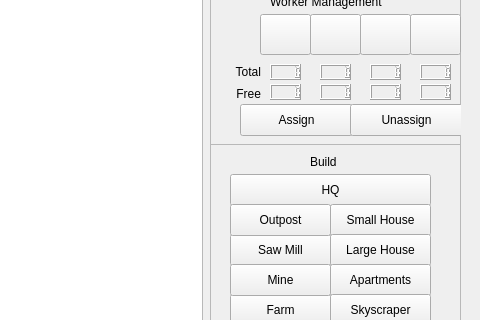
First picture: the form in Game/mapwindow.ui, repository hoanhle/Colonization-Game, before the edit; both pictures show x 320 to 800 and y 126 to 446 of the 800 by 600 pixel window.
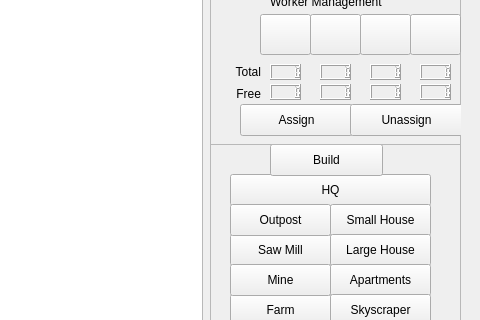
Second picture: the form after the edit.

Commit message: minor change to implementation of tile gen

What changed in the file:
```diff
--- a/Game/mapwindow.ui
+++ b/Game/mapwindow.ui
@@ -192,19 +192,6 @@
     <property name="frameShadow">
      <enum>QFrame::Raised</enum>
     </property>
-    <widget class="QLabel" name="label_3">
-     <property name="geometry">
-      <rect>
-       <x>100</x>
-       <y>10</y>
-       <width>31</width>
-       <height>16</height>
-      </rect>
-     </property>
-     <property name="text">
-      <string>Build</string>
-     </property>
-    </widget>
     <widget class="QPushButton" name="hqButton">
      <property name="geometry">
       <rect>
@@ -322,6 +309,19 @@
       <string>Skyscraper</string>
      </property>
     </widget>
+    <widget class="QPushButton" name="buildButton">
+     <property name="geometry">
+      <rect>
+       <x>60</x>
+       <y>0</y>
+       <width>113</width>
+       <height>32</height>
+      </rect>
+     </property>
+     <property name="text">
+      <string>Build</string>
+     </property>
+    </widget>
    </widget>
    <widget class="QFrame" name="frame_3">
     <property name="geometry">
```
Left out of the diff: 2 changed lines with no effect on the pictures. The commit also changes 1 other file.
